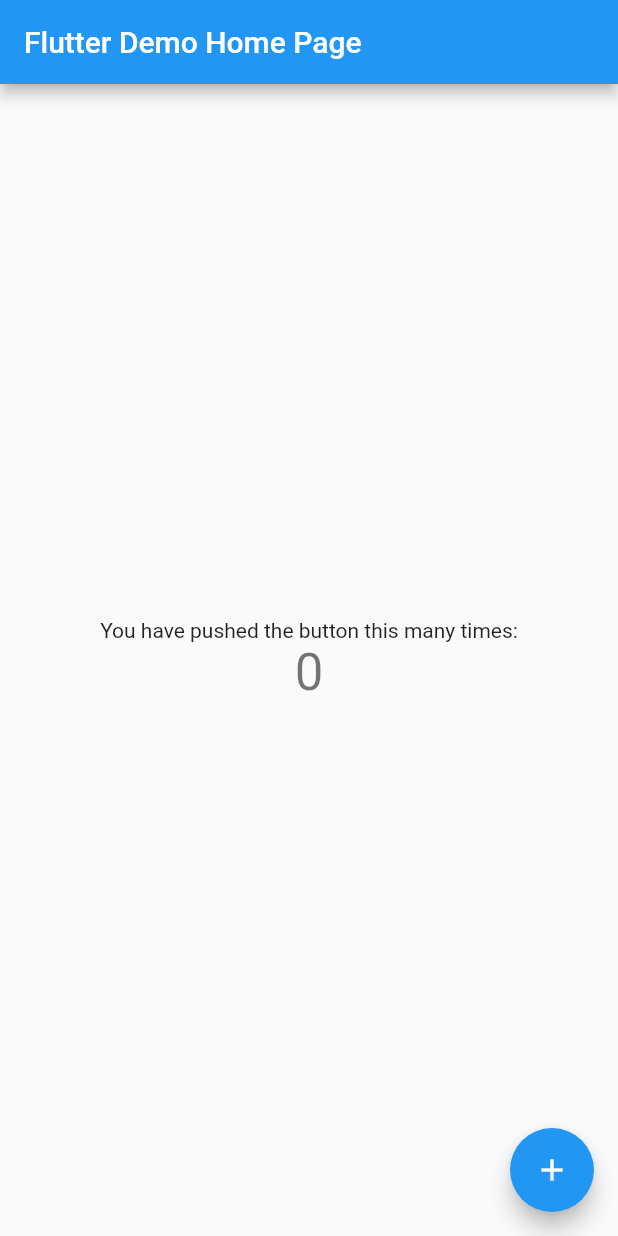
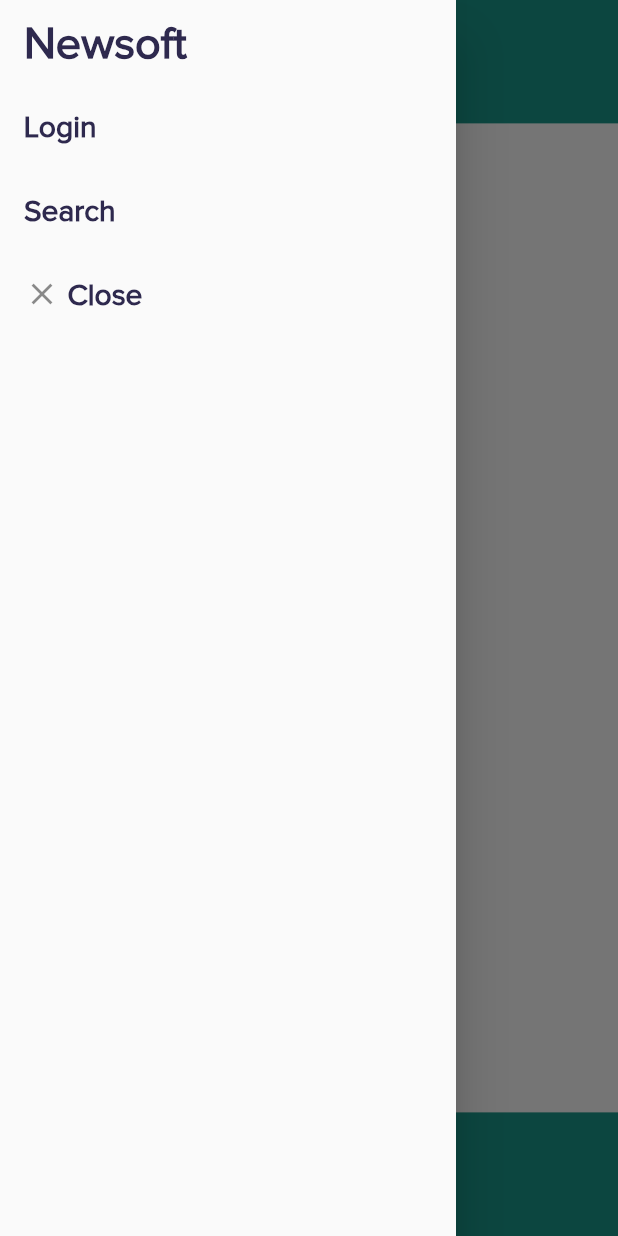
Before and after one commit to CodeGM1/newsoft_test, a Flutter app: the screen it shows after launch, with the side drawer open (before the commit the screen has no drawer), on a phone screen of 412 x 824 dp. Run offline on Flutter 3.47's test engine with Material 2 defaults, Android fonts, the phone set to English and light mode, and no system bars.

Commit message:
Newsoft Demo Complete

```diff
--- /dev/null
+++ b/lib/constants/colors.dart
@@ -0,0 +1,8 @@
+import 'package:flutter/material.dart';
+
+const bgWhiteColor = Colors.white;
+const bgBlueColor = Color(0xFF1B998B);
+
+const buttonBGColor = Colors.white60;
+
+const mainFontColor = Color(0xFF2E294E);
--- /dev/null
+++ b/lib/constants/styles.dart
@@ -0,0 +1,17 @@
+import 'package:flutter/material.dart';
+
+import 'colors.dart';
+
+const TextStyle fontHeaderStyle = TextStyle(
+    fontSize: 30,
+    fontWeight: FontWeight.w700,
+    color: mainFontColor,
+    fontFamily: 'Proxima Nova'
+);
+
+const TextStyle fontNormalStyle = TextStyle(
+    fontSize: 20,
+    fontWeight: FontWeight.w700,
+    color: mainFontColor,
+    fontFamily: 'Proxima Nova'
+);
--- a/lib/main.dart
+++ b/lib/main.dart
@@ -1,11 +1,12 @@
 import 'package:flutter/material.dart';
+import 'package:newsoft_test/views/pages/mainpage.dart';
 
 void main() {
-  runApp(const MyApp());
+  runApp(MyApp());
 }
 
 class MyApp extends StatelessWidget {
-  const MyApp({Key? key}) : super(key: key);
+  MyApp({Key? key}) : super(key: key);
 
   // This widget is the root of your application.
   @override
@@ -13,103 +14,9 @@
     return MaterialApp(
       title: 'Flutter Demo',
       theme: ThemeData(
-        // This is the theme of your application.
-        //
-        // Try running your application with "flutter run". You'll see the
-        // application has a blue toolbar. Then, without quitting the app, try
-        // changing the primarySwatch below to Colors.green and then invoke
-        // "hot reload" (press "r" in the console where you ran "flutter run",
-        // or simply save your changes to "hot reload" in a Flutter IDE).
-        // Notice that the counter didn't reset back to zero; the application
-        // is not restarted.
         primarySwatch: Colors.blue,
       ),
-      home: const MyHomePage(title: 'Flutter Demo Home Page'),
+      home: MainPage(),
     );
   }
 }
-
-class MyHomePage extends StatefulWidget {
-  const MyHomePage({Key? key, required this.title}) : super(key: key);
-
-  // This widget is the home page of your application. It is stateful, meaning
-  // that it has a State object (defined below) that contains fields that affect
-  // how it looks.
-
-  // This class is the configuration for the state. It holds the values (in this
-  // case the title) provided by the parent (in this case the App widget) and
-  // used by the build method of the State. Fields in a Widget subclass are
-  // always marked "final".
-
-  final String title;
-
-  @override
-  State<MyHomePage> createState() => _MyHomePageState();
-}
-
-class _MyHomePageState extends State<MyHomePage> {
-  int _counter = 0;
-
-  void _incrementCounter() {
-    setState(() {
-      // This call to setState tells the Flutter framework that something has
-      // changed in this State, which causes it to rerun the build method below
-      // so that the display can reflect the updated values. If we changed
-      // _counter without calling setState(), then the build method would not be
-      // called again, and so nothing would appear to happen.
-      _counter++;
-    });
-  }
-
-  @override
-  Widget build(BuildContext context) {
-    // This method is rerun every time setState is called, for instance as done
-    // by the _incrementCounter method above.
-    //
-    // The Flutter framework has been optimized to make rerunning build methods
-    // fast, so that you can just rebuild anything that needs updating rather
-    // than having to individually change instances of widgets.
-    return Scaffold(
-      appBar: AppBar(
-        // Here we take the value from the MyHomePage object that was created by
-        // the App.build method, and use it to set our appbar title.
-        title: Text(widget.title),
-      ),
-      body: Center(
-        // Center is a layout widget. It takes a single child and positions it
-        // in the middle of the parent.
-        child: Column(
-          // Column is also a layout widget. It takes a list of children and
-          // arranges them vertically. By default, it sizes itself to fit its
-          // children horizontally, and tries to be as tall as its parent.
-          //
-          // Invoke "debug painting" (press "p" in the console, choose the
-          // "Toggle Debug Paint" action from the Flutter Inspector in Android
-          // Studio, or the "Toggle Debug Paint" command in Visual Studio Code)
-          // to see the wireframe for each widget.
-          //
-          // Column has various properties to control how it sizes itself and
-          // how it positions its children. Here we use mainAxisAlignment to
-          // center the children vertically; the main axis here is the vertical
-          // axis because Columns are vertical (the cross axis would be
-          // horizontal).
-          mainAxisAlignment: MainAxisAlignment.center,
-          children: <Widget>[
-            const Text(
-              'You have pushed the button this many times:',
-            ),
-            Text(
-              '$_counter',
-              style: Theme.of(context).textTheme.headline4,
-            ),
-          ],
-        ),
-      ),
-      floatingActionButton: FloatingActionButton(
-        onPressed: _incrementCounter,
-        tooltip: 'Increment',
-        child: const Icon(Icons.add),
-      ), // This trailing comma makes auto-formatting nicer for build methods.
-    );
-  }
-}
--- /dev/null
+++ b/lib/views/pages/mainpage.dart
@@ -0,0 +1,80 @@
+import 'package:flutter/cupertino.dart';
+import 'package:flutter/material.dart';
+import 'package:newsoft_test/constants/styles.dart';
+import 'package:newsoft_test/views/widgets/appbar.dart';
+import 'package:newsoft_test/views/widgets/bottombar.dart';
+import 'package:newsoft_test/views/widgets/drawer.dart';
+
+class MainPage extends StatefulWidget {
+  MainPage({Key? key}) : super(key: key);
+
+  @override
+  _MainPageState createState() => _MainPageState();
+}
+
+class _MainPageState extends State<MainPage> {
+
+  var scaffoldKey = GlobalKey<ScaffoldState>();
+
+  @override
+  Widget build(BuildContext context) {
+    return Scaffold(
+      key: scaffoldKey,
+
+      drawer: WidgetDrawer(),
+
+      body: Stack(
+        children: [
+          Center(
+            child: Container(
+                width: double.infinity,
+                height: double.infinity,
+                child: Column(
+                  children: [
+
+                    Expanded(
+                      flex: 1,
+                      child: WidgetAppBar(),
+                    ),
+
+                    Expanded(
+                      flex: 8,
+                      child: Container(
+                        color: Colors.white,
+
+                      ),
+                    ),
+
+                    Expanded(
+                      flex: 1,
+                      child: WidgetBottomBar(),
+                    )
+
+
+                  ],
+                )
+            ),
+          ),
+          Positioned(
+            left: 10,
+            top: 20,
+            child: Row(
+              children: [
+                IconButton(
+                  icon: const Icon(Icons.menu, color: Colors.white),
+                  onPressed: (){
+                    scaffoldKey.currentState!.openDrawer();
+                  },
+                ),
+                const Text('Newsoft Demo', style: fontHeaderStyle),
+              ],
+
+            )
+          )
+        ],
+
+      ),
+
+    );
+  }
+}
--- /dev/null
+++ b/lib/views/widgets/appbar.dart
@@ -0,0 +1,20 @@
+import 'package:flutter/cupertino.dart';
+import 'package:flutter/material.dart';
+import 'package:newsoft_test/constants/colors.dart';
+
+class WidgetAppBar extends StatefulWidget {
+  WidgetAppBar({Key? key}) : super(key: key);
+
+  @override
+  _WidgetAppBarState createState() => _WidgetAppBarState();
+}
+
+class _WidgetAppBarState extends State<WidgetAppBar> {
+  @override
+  Widget build(BuildContext context) {
+    return Container(
+      color: bgBlueColor,
+
+    );
+  }
+}
--- /dev/null
+++ b/lib/views/widgets/bottombar.dart
@@ -0,0 +1,53 @@
+import 'package:flutter/cupertino.dart';
+import 'package:flutter/material.dart';
+import 'package:newsoft_test/constants/colors.dart';
+
+class WidgetBottomBar extends StatefulWidget {
+  WidgetBottomBar({Key? key}) : super(key: key);
+
+  @override
+  _WidgetBottomBarState createState() => _WidgetBottomBarState();
+}
+
+class _WidgetBottomBarState extends State<WidgetBottomBar> {
+  @override
+  Widget build(BuildContext context) {
+    return _buildBottomBar();
+  }
+
+  Widget _buildBottomBar(){
+    return Container(
+        color: bgBlueColor,
+        child: Row(
+          mainAxisAlignment: MainAxisAlignment.center,
+          children: [
+
+            SizedBox(
+              width: 50,
+              height: 50,
+              child: InkWell(
+                onTap: (){},
+                child: const Icon(Icons.home, size: 30, color: Colors.white,),
+              ),
+            ),
+            SizedBox(
+              width: 50,
+              height: 50,
+              child: InkWell(
+                onTap: (){},
+                child: const Icon(Icons.home, size: 30, color: Colors.white,),
+              ),
+            ),
+            SizedBox(
+              width: 50,
+              height: 50,
+              child: InkWell(
+                onTap: (){},
+                child: const Icon(Icons.home, size: 30, color: Colors.white,),
+              ),
+            )
+          ],
+        )
+    );
+  }
+}
--- /dev/null
+++ b/lib/views/widgets/drawer.dart
@@ -0,0 +1,61 @@
+import 'package:flutter/cupertino.dart';
+import 'package:flutter/material.dart';
+import 'package:newsoft_test/constants/styles.dart';
+
+class WidgetDrawer extends StatefulWidget {
+  WidgetDrawer({Key? key}) : super(key: key);
+
+  @override
+  _WidgetDrawerState createState() => _WidgetDrawerState();
+}
+
+class _WidgetDrawerState extends State<WidgetDrawer> {
+  @override
+  Widget build(BuildContext context) {
+    return _buildDrawer();
+  }
+
+  Widget _buildDrawer(){
+    return Drawer(
+      child: ListView(
+        /*padding: EdgeInsets.zero,*/
+        children: <Widget>[
+
+          ListTile(
+            title: const Text('Newsoft', style: fontHeaderStyle,),
+            onTap: () {},
+          ),
+
+          ListTile(
+            title: const Text('Login', style: fontNormalStyle),
+            onTap: () {},
+          ),
+
+          ListTile(
+            title: const Text('Search', style: fontNormalStyle),
+            onTap: () {},
+          ),
+
+          ListTile(
+            title: Row(
+              mainAxisAlignment: MainAxisAlignment.start,
+              children: [
+                Padding(
+                    padding:EdgeInsets.zero,
+                    child: const Icon(Icons.close, size: 24)
+                ),
+                SizedBox(
+                  width: 5,
+                ),
+                Text('Close', style: fontNormalStyle),
+              ],
+            ),
+            onTap: () {
+              Navigator.pop(context);
+            },
+          ),
+        ],
+      ),
+    );
+  }
+}
--- a/pubspec.yaml
+++ b/pubspec.yaml
@@ -87,3 +87,7 @@
   #
   # For details regarding fonts from package dependencies,
   # see https://flutter.dev/custom-fonts/#from-packages
+  fonts:
+    - family: Proxima Nova
+      fonts:
+        - asset: assets/fonts/proxima_nova-regular1.ttf
```
Also changed, not shown: assets/fonts/proxima_nova-regular1.ttf (added).
